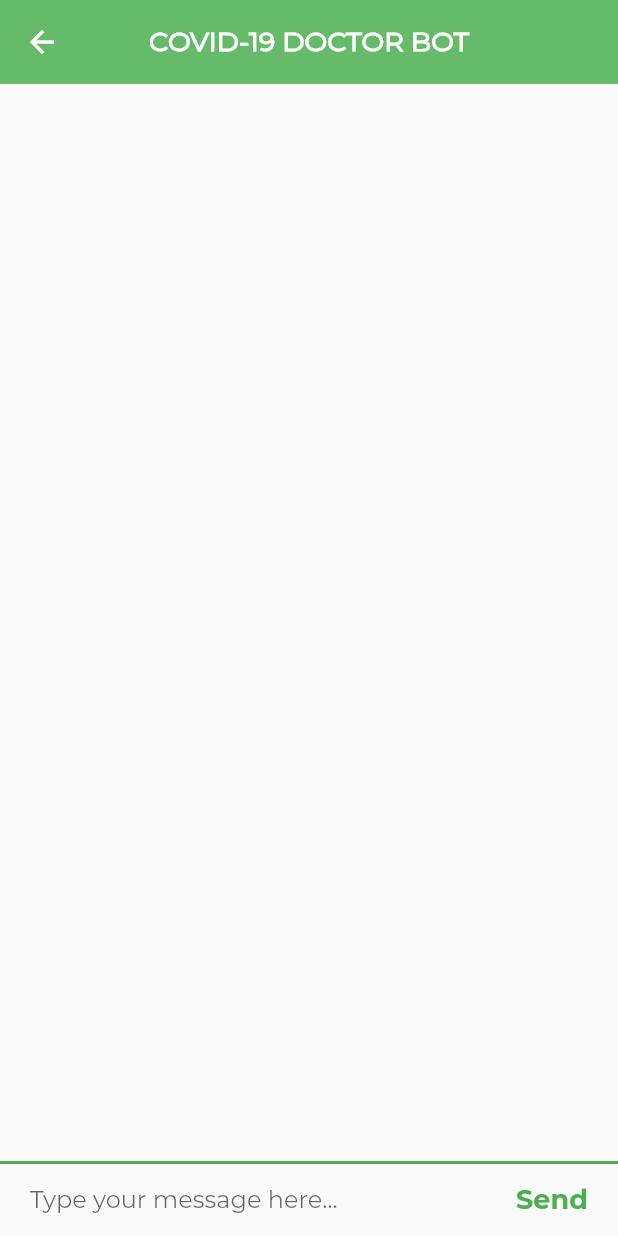
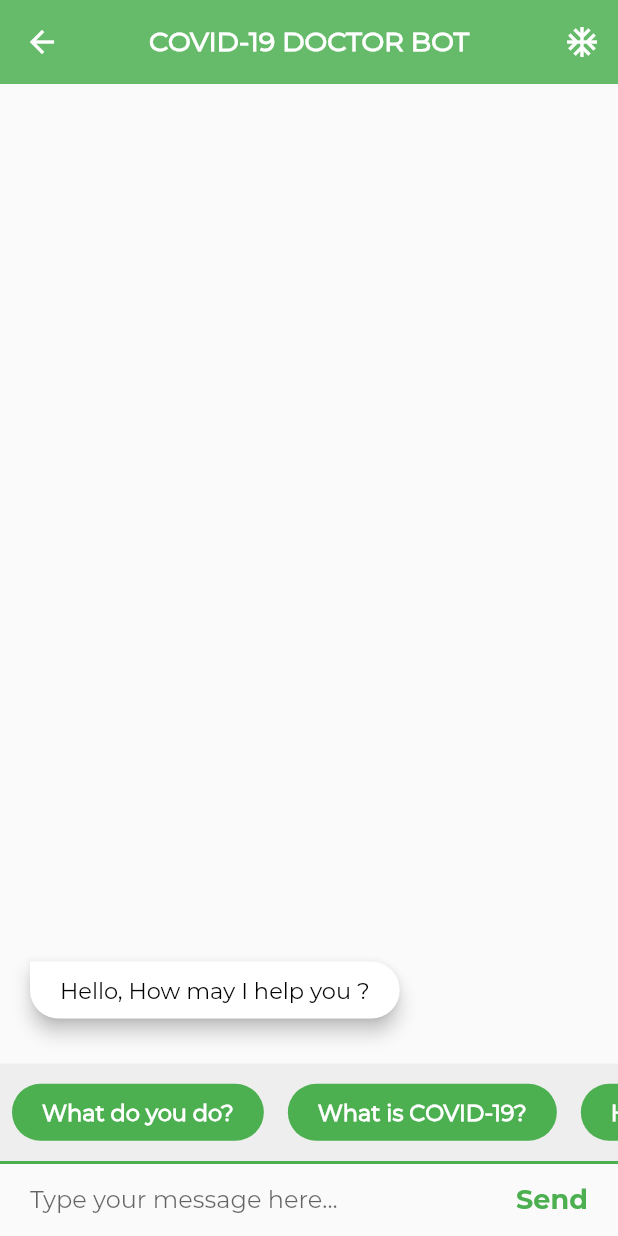
Before and after one commit to ckc64/covid19doctorbot, a Flutter app: the screen it shows after launch, after a tap on the "chat" icon, on a phone screen of 412 x 824 dp. Run offline on Flutter 3.47's test engine with Material 2 defaults, Android fonts, the phone set to English and light mode, and no system bars; network calls fail.

```diff
--- /dev/null
+++ b/covid19doctorchatbot/lib/chatbot/chadata.dart
@@ -0,0 +1,27 @@
+List <String> userFirstQuestions = [
+  "What do you do?",
+  "What is COVID-19?",
+  "How does COVID-19 spread?",
+  "What are the symptoms of COVID-19?",
+  "What are the severe complications from this virus?",
+  "How can I help protect myself?",
+  "If I am sick",
+  "Is there a vaccine?",
+  "Is there a treatment?"
+];
+
+List <String> botFirstAnswer = [
+  "I am a bot doctor program to answer some basic questions about COVID-19.",
+  "COVID-19 is the infectious disease caused by the most recently discovered coronavirus. This new virus and disease were unknown before the outbreak began in Wuhan, China, in December 2019.",
+  "People can catch COVID-19 from others who have the virus. \n\nThe disease can spread from person to person through small droplets from the nose or mouth which are spread when a person with COVID-19 coughs or exhales. \n\nThese droplets land on objects and surfaces around the person. \n\nOther people then catch COVID-19 by touching these objects or surfaces, then touching their eyes, nose or mouth. \n\nPeople can also catch COVID-19 if they breathe in droplets from a person with COVID-19 who coughs out or exhales droplets. \n\nThis is why it is important to stay more than 1 meter (3 feet) away from a person who is sick.",
+  "The most common symptoms of COVID-19 are fever, tiredness, and dry cough. \n\nSome patients may have aches and pains, nasal congestion, runny nose, sore throat or diarrhea. These symptoms are usually mild and begin gradually. \n\nSome people become infected but don’t develop any symptoms and don't feel unwell. \n\nMost people (about 80%) recover from the disease without needing special treatment. \n\nAround 1 out of every 6 people who gets COVID-19 becomes seriously ill and develops difficulty breathing. \n\nOlder people, and those with underlying medical problems like high blood pressure, heart problems or diabetes, are more likely to develop serious illness. \nPeople with fever, cough and difficulty breathing should seek medical attention.",
+  "Some patients have pneumonia in both lungs, multi-organ failure and in some cases death.",
+  "People can help protect themselves from respiratory illness with everyday preventive actions. \n\nAvoid close contact with people who are sick. \n\nAvoid touching your eyes, nose, and mouth with unwashed hands. \n\nWash your hands often with soap and water for at least 20 seconds. Use an alcohol-based hand sanitizer that contains at least 60% alcohol if soap and water are not available.",
+  "to keep from spreading respiratory illness to others, you should \n Stay home when you are sick. \n\nCover your cough or sneeze with a tissue, then throw the tissue in the trash. \n\nClean and disinfect frequently touched objects and surfaces. ",
+  "There is currently no vaccine to protect against COVID-19. The best way to prevent infection is to take everyday preventive actions, like avoiding close contact with people who are sick and washing your hands often.",
+  "There is no specific antiviral treatment for COVID-19. People with COVID-19 can seek medical care to help relieve symptoms."
+];
+
+List <String> defaultChat = ["Oops, I didn't get that.",
+"What is it again?",
+"If you can't find the right answer try our suggestions or visit the Q&A area."];
--- a/covid19doctorchatbot/lib/chatbot/chatscreen.dart
+++ b/covid19doctorchatbot/lib/chatbot/chatscreen.dart
@@ -1,13 +1,23 @@
+import 'package:covid19doctorchatbot/chatbot/chadata.dart';
 import 'package:flutter/material.dart';
+import 'dart:math';
 
 class ChatScreen extends StatefulWidget {
   @override
   _ChatScreenState createState() => _ChatScreenState();
 }
-
+  final messages = [];
 class _ChatScreenState extends State<ChatScreen> {
   TextEditingController messageController = TextEditingController();
+  int chatIndex,index;
     String messageTxt;
+
+    @override
+  void initState() {
+    // TODO: implement initState
+    super.initState();
+     messages.add("bot:Hello, How may I help you ?");
+  }
   @override
   Widget build(BuildContext context) {
     return Scaffold(
@@ -23,6 +33,12 @@ class _ChatScreenState extends State<ChatScreen> {
             )
           ),
           centerTitle: true,
+          actions: <Widget>[
+            IconButton(
+              onPressed: ()=>print(messages),
+              icon: Icon(Icons.ac_unit),
+            )
+          ],
         ),
         body: SafeArea(
 
@@ -31,9 +47,37 @@ class _ChatScreenState extends State<ChatScreen> {
 
           crossAxisAlignment: CrossAxisAlignment.stretch,
           children: <Widget>[
-             MessagesStream(profileID: ""),
+            MessagesStream(),
 
-            Container(
+            Column(
+                children: <Widget>[
+              Container(
+                height: 65,
+                color: Colors.grey[200],
+                child: ListView.builder(
+                  itemCount: userFirstQuestions.length,
+                  scrollDirection: Axis.horizontal,
+                  itemBuilder: (context,index){
+
+
+
+                    return InkWell(
+                      onTap: (){
+                        setState(() {
+
+                          messageController.text = userFirstQuestions[index];
+
+                          chatIndex = index;
+
+
+                        });
+                      },
+                      child: QuestionsBubble(text: userFirstQuestions[index],),
+                    );
+                  },
+                ),
+              ),
+              Container(
               decoration: kMessageContainerDecoration,
               child: Row(
                 crossAxisAlignment: CrossAxisAlignment.center,
@@ -42,17 +86,40 @@ class _ChatScreenState extends State<ChatScreen> {
                     child: TextField(
                       controller: messageController,
                       decoration: kMessageTextFieldDecoration,
-                      onChanged: (value){
-                        messageTxt = value;
-                      },
+
                     ),
                   ),
 
                   FlatButton(
-                    onPressed: () async{
+                    onPressed: () {
+                      setState(() {
+                            messages.add("user:"+messageController.text);
 
 
-                       messageController.clear();
+
+                            String messageReply = "";
+                            var rnd = new Random();
+
+
+                              if(userFirstQuestions.contains(messageController.text)){
+                                messages.add("bot:"+botFirstAnswer[chatIndex]);
+                                 print(userFirstQuestions.contains(messageController.text));
+
+                              }    else if(messageController.text.toLowerCase().contains("hello") || messageController.text.toLowerCase().contains("hi")){
+                                messages.add("bot:Hi, I am your bot doctor for COVID-19");
+
+                            }
+
+                              else{
+                                   messageReply = defaultChat[rnd.nextInt(defaultChat.length)];
+                                  messages.add("bot:"+messageReply);
+                              }
+
+                             messageController.clear();
+                             messageReply = defaultChat[rnd.nextInt(defaultChat.length)];
+
+
+                      });
 
                     },
                     child: Text(
@@ -64,6 +131,9 @@ class _ChatScreenState extends State<ChatScreen> {
                 ],
               ),
             ),
+                ],
+            )
+
           ],
         ),
       ),
@@ -72,37 +142,69 @@ class _ChatScreenState extends State<ChatScreen> {
 }
 
 
+
 class MessagesStream extends StatelessWidget {
-  final profileID;
-
-  const MessagesStream({Key key, this.profileID}) : super(key: key);
 
   @override
   Widget build(BuildContext context) {
 
-
-                final messages = [];
                 List<MessageBubble>messageBubbles = [];
                 for(var message in messages){
-                    // final messageText = message.data['message'];
-                    // final sender = message.data['sender'];
-                    // final time = message.data['timestamp'];
-                    // final currentUser = currentLoggedInEmail;
-                    // final messageBubble = MessageBubble(
-                    //   sender: sender,
-                    //   text: messageText,
-                    //   isMe: currentUser==sender,
+                    final messageText = message.toString().split(":");
 
-                    //   );
-                    // messageBubbles.add(messageBubble);
+                    final messageBubble = MessageBubble(
+                      sender: message.contains("user:") ? "user" : "bot",
+                      text: messageText[1],
+                      isMe: message.contains("user:") ? true : false,
+
+                    );
+
+                    messageBubbles.add(messageBubble);
                 }
+
                 return Expanded(
                      child: ListView(
                        padding: EdgeInsets.symmetric(horizontal: 10,vertical: 20),
                        reverse: true,
-                    children:messageBubbles,
+                    children:messageBubbles.reversed.toList(),
                   ),
                 );
+  }
+}
+class QuestionsBubble extends StatelessWidget {
+
+  final String text;
+
+  const QuestionsBubble({Key key, this.text}) : super(key: key);
+
+  @override
+  Widget build(BuildContext context) {
+    return Padding(
+        padding: EdgeInsets.all(8.0),
+        child: Column(
+          crossAxisAlignment: CrossAxisAlignment.start,
+          mainAxisAlignment: MainAxisAlignment.center,
+          children: <Widget>[
+            Material(
+              borderRadius: BorderRadius.all(Radius.circular(30)),
+              elevation: 0,
+              color:Colors.green ,
+                  child: Padding(
+                    padding: const EdgeInsets.symmetric(vertical: 10.0,horizontal: 20.0),
+                    child: Text(
+                "$text",
+                style: TextStyle(
+                    color: Colors.white ,
+                    fontSize: 15.0,
+                    fontWeight: FontWeight.bold
+                ),
+              ),
+                  ),
+            ),
+
+          ],
+        ),
+      );
 
   }
 }
@@ -125,7 +227,7 @@ class MessageBubble extends StatelessWidget {
             ,bottomRight: Radius.circular(30.0)):BorderRadius.only(topRight: Radius.circular(30),bottomLeft: Radius.circular(30.0)
             ,bottomRight: Radius.circular(30.0)),
             elevation: 5.0,
-            color: isMe ? Colors.deepOrange : Colors.white,
+            color: isMe ? Colors.green : Colors.white,
                 child: Padding(
                   padding: const EdgeInsets.symmetric(vertical: 10.0,horizontal: 20.0),
                   child: Text(
--- a/covid19doctorchatbot/lib/home/home.dart
+++ b/covid19doctorchatbot/lib/home/home.dart
@@ -97,11 +97,21 @@ class _HomePageState extends State<HomePage> {
             crossAxisAlignment: CrossAxisAlignment.center,
             mainAxisAlignment: MainAxisAlignment.center,
             children: <Widget>[
+                 Container(
+
+                width: MediaQuery.of(context).size.width,
+                child:Text("COVID-19 Cases : ",
+                style: TextStyle(
+                  fontFamily: 'Montserrat-Bold',
+                  fontSize: 20
+                ),
+                )
+              ),
               Container(
                  padding: EdgeInsets.only(bottom:15),
                 width: MediaQuery.of(context).size.width,
-                child:Text("COVID-19 Cases : \nPhilippines, as of "
-                  + DateFormat.yMMMMd("en_US").add_jm().format(new DateTime.now().toLocal()) +"(PST)",
+                child:Text("Philippines, as of "
+                  + DateFormat.yMMMMd("en_US").add_jm().format(new DateTime.now().toLocal()),
                 style: TextStyle(
                   fontFamily: 'Montserrat-Regular'
                 ),
--- a/covid19doctorchatbot/pubspec.yaml
+++ b/covid19doctorchatbot/pubspec.yaml
@@ -16,6 +16,7 @@ dependencies:
   http: ^0.12.0+4
   html: ^0.14.0+3
   intl: ^0.16.1
+  convert: ^2.1.1
 
 dev_dependencies:
   flutter_test:
@@ -27,6 +28,7 @@ flutter:
 
 
   uses-material-design: true
+
 
 
   fonts:
```
Also changed, not shown: covid19doctorchatbot/pubspec.lock.
